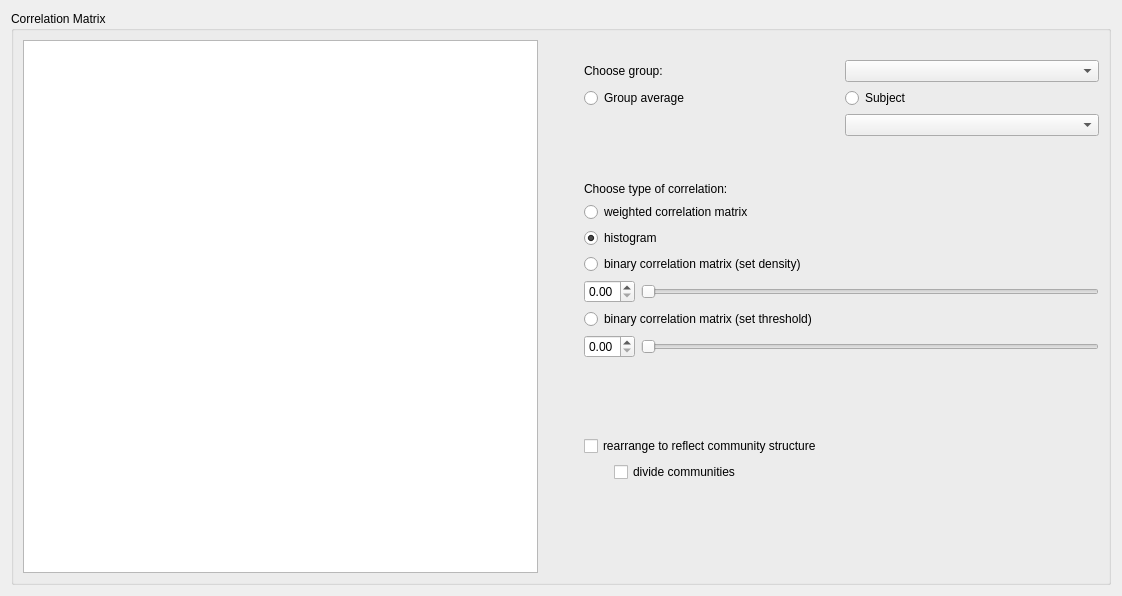
Above: braphy/gui/ui_files/correlation_matrix_widget.ui from softmatterlab/Braph-2.0-Python before the change. Below: the same form after it.
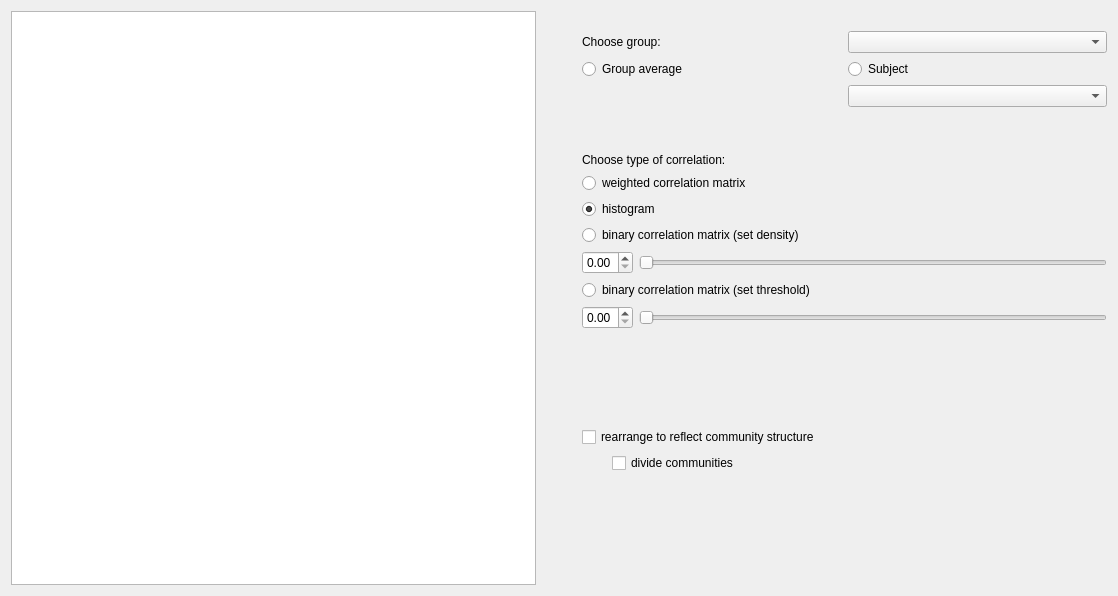
That is the form after the change. Icons and pictures are not drawn. Custom widgets are drawn as their Qt base class.

Commit message: Remove group box around correlation matrix

Patch:
```diff
--- a/braphy/gui/ui_files/correlation_matrix_widget.ui
+++ b/braphy/gui/ui_files/correlation_matrix_widget.ui
@@ -13,25 +13,7 @@
   <property name="windowTitle">
    <string>Form</string>
   </property>
-  <layout class="QVBoxLayout" name="verticalLayout_2">
-   <item>
-    <widget class="QGroupBox" name="CorrelationMatrix">
-     <property name="sizePolicy">
-      <sizepolicy hsizetype="MinimumExpanding" vsizetype="MinimumExpanding">
-       <horstretch>0</horstretch>
-       <verstretch>0</verstretch>
-      </sizepolicy>
-     </property>
-     <property name="minimumSize">
-      <size>
-       <width>1100</width>
-       <height>0</height>
-      </size>
-     </property>
-     <property name="title">
-      <string>Correlation Matrix</string>
-     </property>
-     <layout class="QHBoxLayout" name="horizontalLayout_2">
+  <layout class="QHBoxLayout" name="horizontalLayout_3">
       <item>
        <layout class="QHBoxLayout" name="horizontalLayout">
         <property name="rightMargin">
@@ -317,9 +299,6 @@
        </layout>
       </item>
      </layout>
-    </widget>
-   </item>
-  </layout>
   <action name="actionShow_colorbar">
    <property name="checkable">
     <bool>true</bool>
```
Left out of the diff: 20 changed lines with no effect on the pictures. Lines whose indentation alone changed are shown as unchanged. The commit also changes 1 other file.
